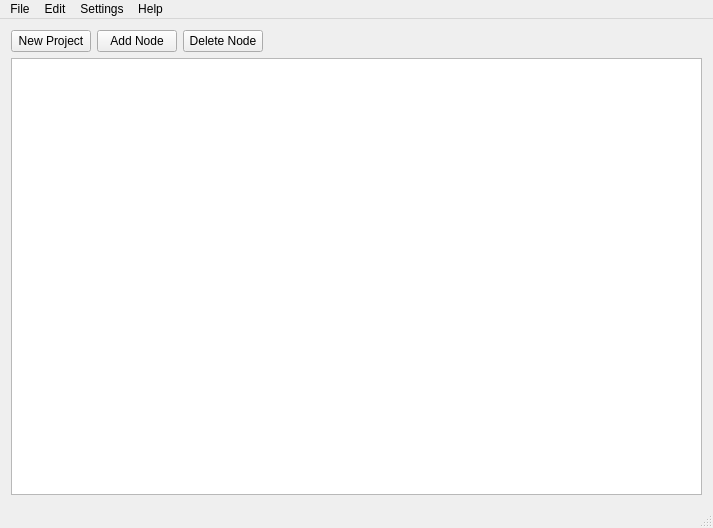
The window that ui/mainwindow.ui (emperorofmars/maudio-editor-qt) describes before a commit, drawn with Qt 5.
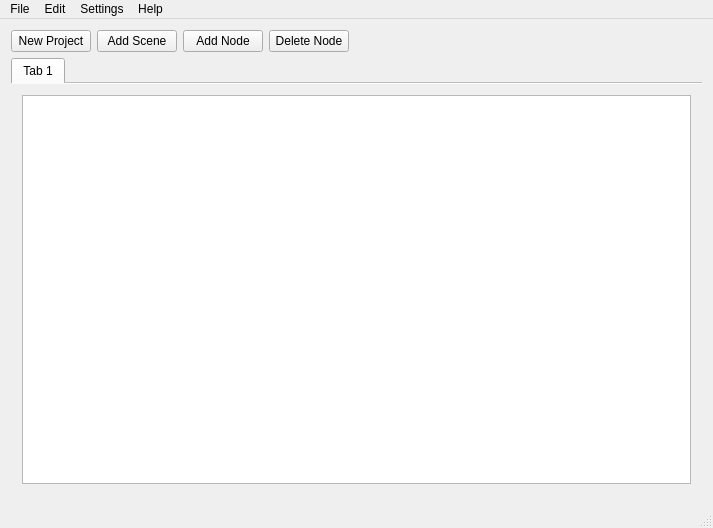
The same window after the commit.

Patch:
```diff
--- a/ui/mainwindow.ui
+++ b/ui/mainwindow.ui
@@ -26,6 +26,13 @@
           </property>
          </widget>
         </item>
+        <item>
+         <widget class="QPushButton" name="pushButton_4">
+          <property name="text">
+           <string>Add Scene</string>
+          </property>
+         </widget>
+        </item>
         <item>
          <widget class="QPushButton" name="pushButton_2">
           <property name="text">
@@ -58,7 +65,48 @@
       <item>
        <layout class="QHBoxLayout" name="horizontalLayout_2">
         <item>
-         <widget class="QGraphicsView" name="graphicsView"/>
+         <widget class="QTabWidget" name="tabWidget">
+          <property name="sizePolicy">
+           <sizepolicy hsizetype="Expanding" vsizetype="Expanding">
+            <horstretch>0</horstretch>
+            <verstretch>0</verstretch>
+           </sizepolicy>
+          </property>
+          <property name="tabPosition">
+           <enum>QTabWidget::North</enum>
+          </property>
+          <property name="tabShape">
+           <enum>QTabWidget::Rounded</enum>
+          </property>
+          <property name="currentIndex">
+           <number>0</number>
+          </property>
+          <property name="elideMode">
+           <enum>Qt::ElideNone</enum>
+          </property>
+          <property name="usesScrollButtons">
+           <bool>true</bool>
+          </property>
+          <property name="documentMode">
+           <bool>true</bool>
+          </property>
+          <property name="tabsClosable">
+           <bool>false</bool>
+          </property>
+          <property name="movable">
+           <bool>true</bool>
+          </property>
+          <widget class="QWidget" name="tab">
+           <attribute name="title">
+            <string>Tab 1</string>
+           </attribute>
+           <layout class="QGridLayout" name="gridLayout_2">
+            <item row="0" column="0">
+             <widget class="QGraphicsView" name="graphicsView"/>
+            </item>
+           </layout>
+          </widget>
+         </widget>
         </item>
        </layout>
       </item>
```
Left out of the diff: 18 changed lines with no effect on the pictures.
